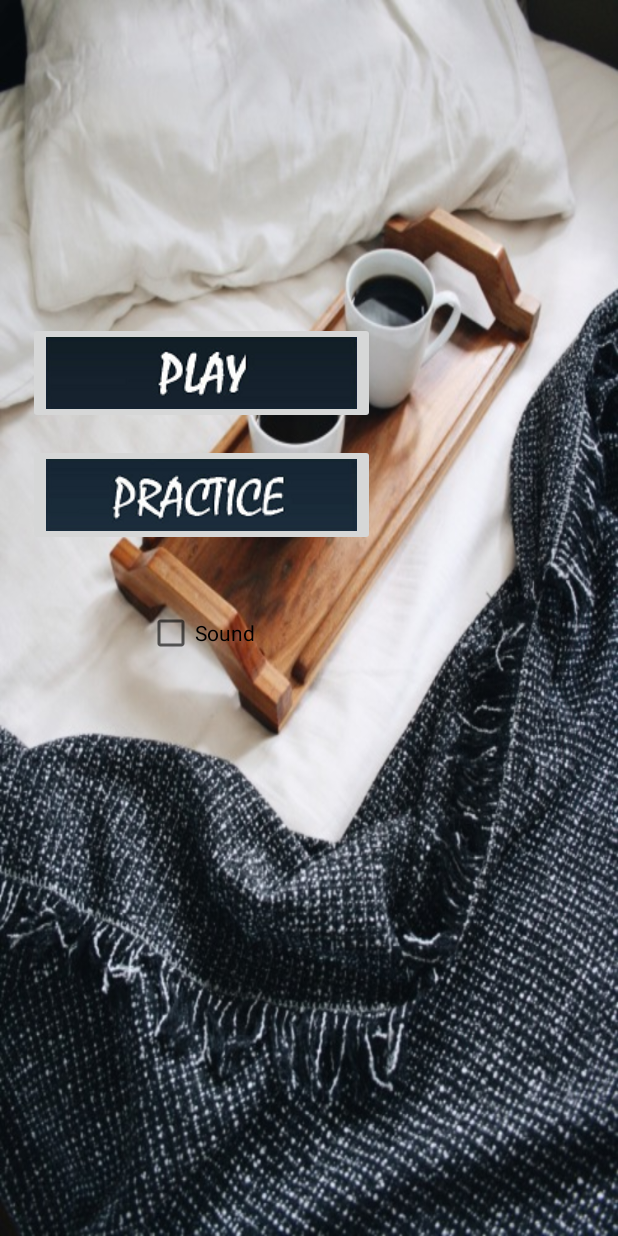
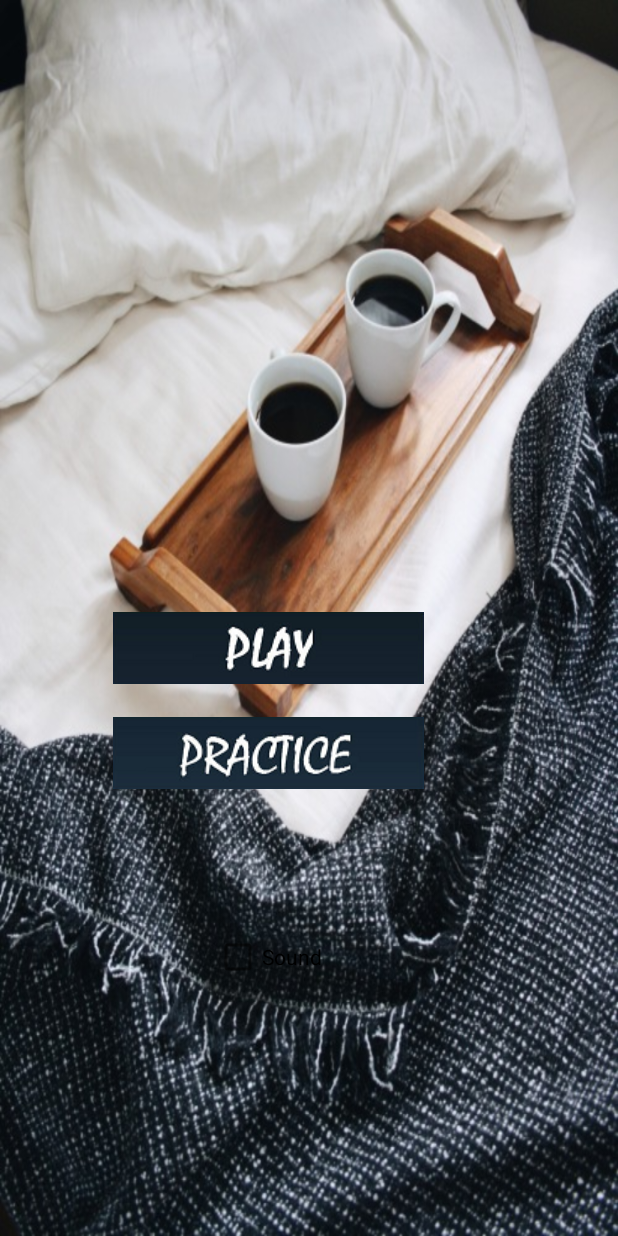
Before and after one commit to sm4rtie/Gierka, an Android app: the screen it shows after launch (MainActivity), on a phone screen of 412 x 824 dp. Run offline under Robolectric (Android 15) with nearby library versions, the phone set to English and light mode, and no system bars.

Commit message:
Add files via upload

```diff
--- a/app/src/main/res/layout/activity_main.xml
+++ b/app/src/main/res/layout/activity_main.xml
@@ -12,10 +12,12 @@
         android:id="@+id/relative"
         android:layout_width="358dp"
         android:layout_height="515dp"
-        android:layout_marginLeft="-45dp"
+        android:layout_marginLeft="0dp"
         android:layout_marginTop="20dp"
         app:layout_constraintLeft_toLeftOf="parent"
-        app:layout_constraintTop_toTopOf="parent">
+        app:layout_constraintTop_toTopOf="parent"
+        app:layout_constraintBottom_toBottomOf="parent"
+        android:layout_marginBottom="8dp">
 
         <Button
             android:id="@+id/setBtn"
@@ -31,17 +33,18 @@
             android:id="@+id/soundCheck"
             android:layout_width="wrap_content"
             android:layout_height="wrap_content"
-            android:layout_marginBottom="35dp"
             android:text="Sound"
-            android:layout_above="@+id/setBtn"
+            android:layout_alignBaseline="@+id/setBtn"
+            android:layout_alignBottom="@+id/setBtn"
             android:layout_centerHorizontal="true" />
 
         <ImageButton
             android:id="@+id/playBtn"
             android:layout_width="wrap_content"
             android:layout_height="wrap_content"
-            android:layout_marginBottom="13dp"
+            android:layout_marginBottom="22dp"
             app:srcCompat="@drawable/przycisk1menu"
+            android:background="@null"
             android:layout_above="@+id/practiceBtn"
             android:layout_centerHorizontal="true" />
 
@@ -49,9 +52,10 @@
             android:id="@+id/practiceBtn"
             android:layout_width="wrap_content"
             android:layout_height="wrap_content"
-            android:layout_marginBottom="42dp"
+            android:layout_marginBottom="88dp"
             app:srcCompat="@drawable/przycisk2menu"
-            android:layout_above="@+id/soundCheck"
+            android:background="@null"
+            android:layout_above="@+id/setBtn"
             android:layout_alignLeft="@+id/playBtn"
             android:layout_alignStart="@+id/playBtn" />
     </RelativeLayout>
```
